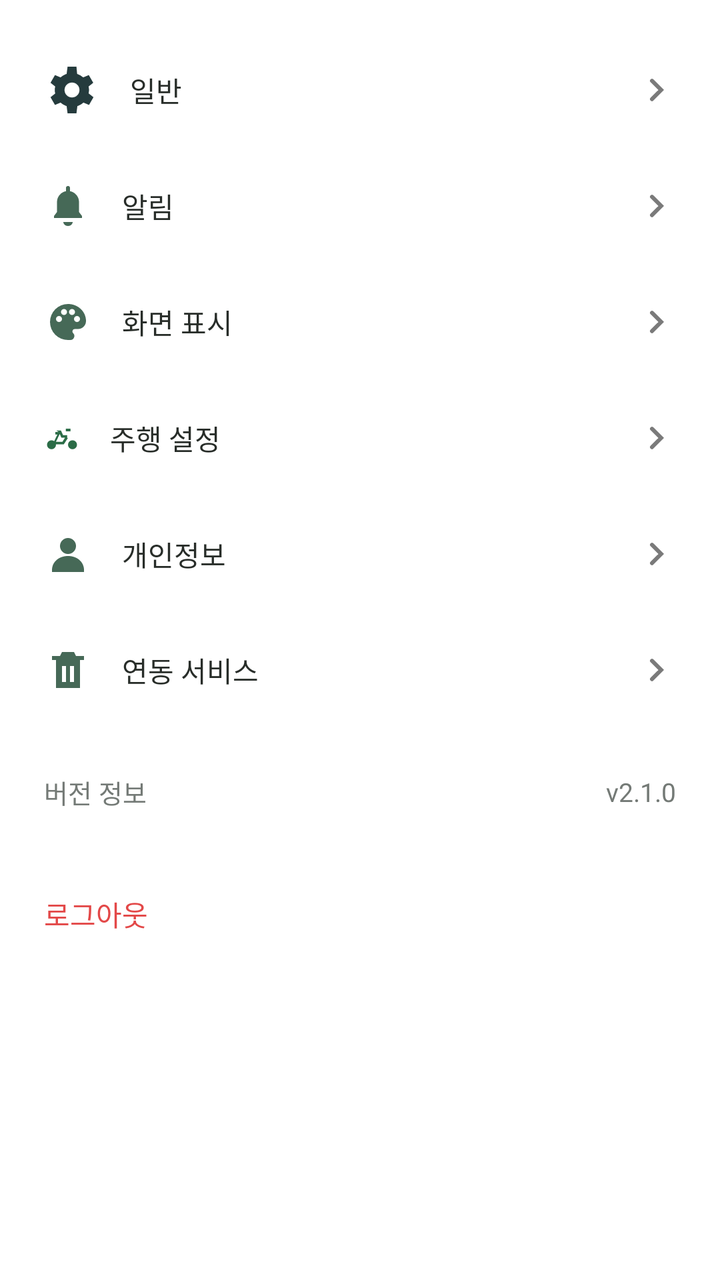
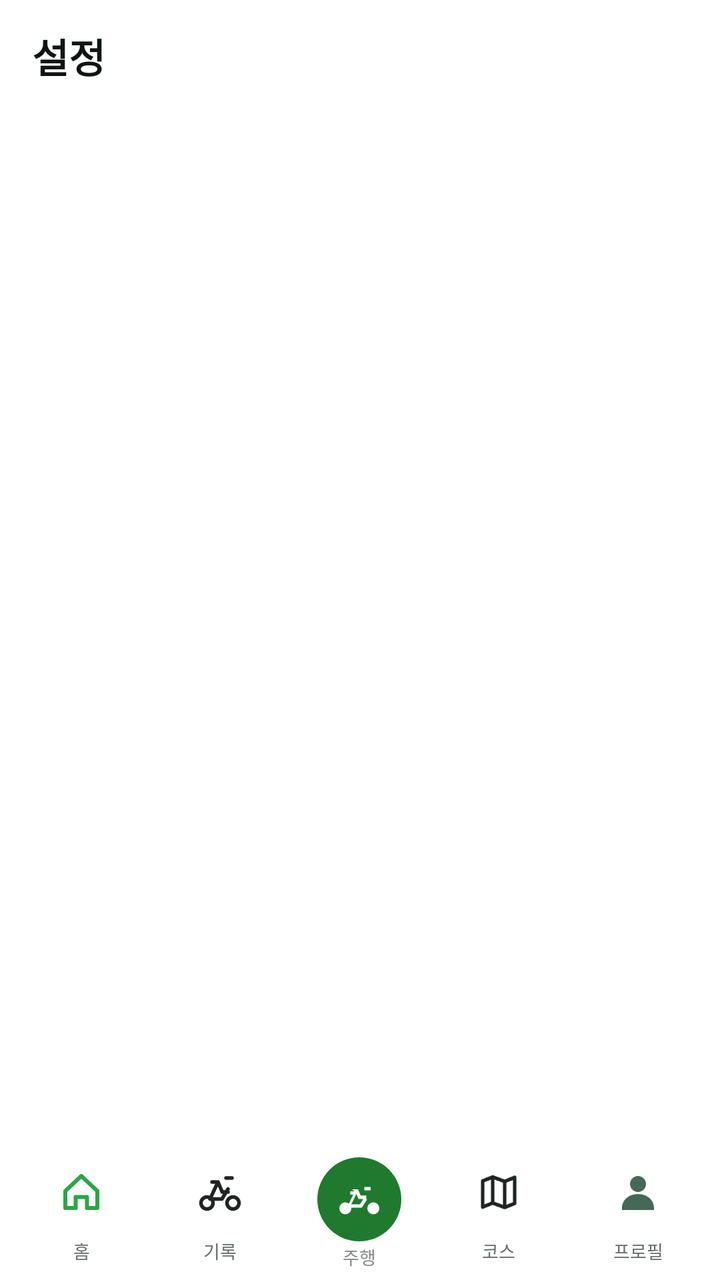

Before-and-after screenshots of an Android layout around one commit, followed by the original layout XML and the change that was made.
<!-- AndroidManifest.xml: application theme AppTheme -->
<!-- res/layout/fragment_app_settings.xml -->
<?xml version="1.0" encoding="utf-8"?>
<LinearLayout xmlns:android="http://schemas.android.com/apk/res/android"
    android:layout_width="match_parent"
    android:layout_height="match_parent"
    android:background="#FFFFFF"
    android:orientation="vertical"
    android:paddingTop="16dp">

    <TextView style="@style/AppSettingsRow" android:drawableStart="@drawable/ic_setting_home" android:text="일반" />
    <TextView style="@style/AppSettingsRow" android:drawableStart="@drawable/profile_ic_bell" android:text="알림" />
    <TextView style="@style/AppSettingsRow" android:drawableStart="@drawable/profile_ic_theme" android:text="화면 표시" />
    <TextView style="@style/AppSettingsRow" android:drawableStart="@drawable/profile_ic_bicycle" android:text="주행 설정" />
    <TextView style="@style/AppSettingsRow" android:drawableStart="@drawable/profile_ic_user" android:text="개인정보" />
    <TextView style="@style/AppSettingsRow" android:drawableStart="@drawable/profile_ic_data" android:text="연동 서비스" />

    <LinearLayout
        android:layout_width="match_parent"
        android:layout_height="64dp"
        android:gravity="center_vertical"
        android:orientation="horizontal"
        android:paddingStart="22dp"
        android:paddingEnd="22dp">
        <TextView android:layout_width="0dp" android:layout_height="wrap_content" android:layout_weight="1" android:text="버전 정보" android:textColor="#747A76" android:textSize="13sp" />
        <TextView android:layout_width="wrap_content" android:layout_height="wrap_content" android:text="v2.1.0" android:textColor="#747A76" android:textSize="13sp" />
    </LinearLayout>

    <TextView
        android:id="@+id/settings_logout"
        android:layout_width="match_parent"
        android:layout_height="58dp"
        android:gravity="center_vertical"
        android:paddingStart="22dp"
        android:text="로그아웃"
        android:textColor="#E34848"
        android:textSize="14sp" />
</LinearLayout>
<!-- resources referenced by this layout -->
<resources>
  <!-- drawable ic_setting_home (drawable) -->
  <vector xmlns:android="http://schemas.android.com/apk/res/android"
      android:width="28dp"
      android:height="28dp"
      android:viewportWidth="24"
      android:viewportHeight="24">
      <path
          android:fillColor="#253B3D"
          android:pathData="M19.1,13.5c0.1,-0.5 0.2,-1 0.2,-1.5s-0.1,-1 -0.2,-1.5l2,-1.6 -1.9,-3.3 -2.4,1a7.8,7.8 0,0 0,-2.6 -1.5L13.9,2h-3.8l-0.4,3.1c-0.9,0.3 -1.8,0.8 -2.6,1.5l-2.4,-1L2.8,8.9l2,1.6c-0.1,0.5 -0.2,1 -0.2,1.5s0.1,1 0.2,1.5l-2,1.6 1.9,3.3 2.4,-1c0.8,0.7 1.7,1.2 2.6,1.5l0.4,3.1h3.8l0.4,-3.1c0.9,-0.3 1.8,-0.8 2.6,-1.5l2.4,1 1.9,-3.3 -2,-1.6zM12,15.2A3.2,3.2 0,1 1,12 8.8a3.2,3.2 0,0 1,0 6.4z" />
  </vector>
  <!-- drawable profile_ic_bell (drawable) -->
  <vector xmlns:android="http://schemas.android.com/apk/res/android"
      android:width="24dp"
      android:height="24dp"
      android:viewportWidth="24"
      android:viewportHeight="24">
      <path
          android:fillColor="#466957"
          android:pathData="M12,22a2.5,2.5 0,0 0,2.4 -2h-4.8A2.5,2.5 0,0 0,12 22zM19,17l-1.5,-2V10a5.5,5.5 0,0 0,-4.5 -5.4V3a1,1 0,0 0,-2 0v1.6A5.5,5.5 0,0 0,6.5 10v5L5,17v1h14v-1z" />
  </vector>
  <!-- drawable profile_ic_data (drawable) -->
  <vector xmlns:android="http://schemas.android.com/apk/res/android"
      android:width="24dp"
      android:height="24dp"
      android:viewportWidth="24"
      android:viewportHeight="24">
      <path
          android:fillColor="#466957"
          android:pathData="M6,7h12v14H6V7zM9,3h6l1,2H8l1,-2zM4,5h16v2H4V5zM9,10v8h2v-8H9zM13,10v8h2v-8h-2z" />
  </vector>
  <!-- drawable profile_ic_theme (drawable) -->
  <vector xmlns:android="http://schemas.android.com/apk/res/android"
      android:width="24dp"
      android:height="24dp"
      android:viewportWidth="24"
      android:viewportHeight="24">
      <path
          android:fillColor="#466957"
          android:pathData="M12,3a9,9 0,0 0,0 18h1.2a2,2 0,0 0,1.4 -3.4,1.2 1.2,0 0,1,0.8 -2.1H17a4,4 0,0 0,4 -4C21,6.8 17,3 12,3zM7.5,12A1.5,1.5 0,1 1,7.5 9a1.5,1.5 0,0 1,0 3zM10,8.5A1.5,1.5 0,1 1,10 5.5a1.5,1.5 0,0 1,0 3zM14,8.5a1.5,1.5 0,1 1,0 -3,1.5 1.5,0 0,1 0,3zM16.5,12a1.5,1.5 0,1 1,0 -3,1.5 1.5,0 0,1 0,3z" />
  </vector>
  <style name="AppSettingsRow">
          <item name="android:layout_width">match_parent</item>
          <item name="android:layout_height">58dp</item>
          <item name="android:background">?android:attr/selectableItemBackground</item>
          <item name="android:drawableEnd">@drawable/profile_ic_chevron</item>
          <item name="android:drawablePadding">15dp</item>
          <item name="android:gravity">center_vertical</item>
          <item name="android:paddingStart">22dp</item>
          <item name="android:paddingEnd">20dp</item>
          <item name="android:textColor">#282D29</item>
          <item name="android:textSize">14sp</item>
      </style>
  <style name="AppTheme" parent="Theme.AppCompat.Light.DarkActionBar">
          
          <item name="colorPrimary">@color/colorPrimary</item>
          <item name="colorPrimaryDark">@color/colorPrimaryDark</item>
          <item name="colorAccent">@color/colorAccent</item>
      </style>
  <!-- drawable profile_ic_chevron (drawable) -->
  <vector xmlns:android="http://schemas.android.com/apk/res/android"
      android:width="24dp"
      android:height="24dp"
      android:viewportWidth="24"
      android:viewportHeight="24">
      <path
          android:fillColor="#7A7A7A"
          android:pathData="M9.29,6.71a1,1 0,0 1,1.42 0L16,12l-5.29,5.29a1,1 0,1 1,-1.42 -1.42L13.17,12 9.29,8.12a1,1 0,0 1,0 -1.41z" />
  </vector>
  <color name="colorPrimary">#181818</color>
  <color name="colorPrimaryDark">#181818</color>
  <color name="colorAccent">#03DAC5</color>
  <!-- unchanged entries left out for length: 2 -->
</resources>

<!-- the commit's change to res/layout/fragment_app_settings.xml (unified diff, before → after) -->
@@ -1,36 +1,132 @@
+<?xml version="1.0" encoding="utf-8"?>
+<androidx.constraintlayout.widget.ConstraintLayout
+    xmlns:android="http://schemas.android.com/apk/res/android"
+    xmlns:app="http://schemas.android.com/apk/res-auto"
+    android:layout_width="match_parent"
+    android:layout_height="match_parent"
+    android:background="#F5F7F6">
+
+    <LinearLayout
+        android:id="@+id/settings_toolbar"
+        android:layout_width="0dp"
+        android:layout_height="56dp"
+        android:background="#FFFFFF"
+        android:gravity="center_vertical"
+        android:orientation="horizontal"
+        android:paddingEnd="16dp"
+        app:layout_constraintEnd_toEndOf="parent"
+        app:layout_constraintStart_toStartOf="parent"
+        app:layout_constraintTop_toTopOf="parent">
+
+        <ImageButton
+            android:id="@+id/settings_back"
+            android:layout_width="48dp"
+            android:layout_height="match_parent"
+            android:background="?android:attr/selectableItemBackgroundBorderless"
+            android:contentDescription="뒤로"
+            android:padding="14dp"
+            android:src="@drawable/settings_ic_back"
+            android:visibility="gone" />
+
+        <TextView
+            android:id="@+id/settings_title"
+            android:layout_width="0dp"
+            android:layout_height="wrap_content"
+            android:layout_marginStart="16dp"
+            android:layout_weight="1"
+            android:text="설정"
+            android:textColor="#101512"
+            android:textSize="20sp"
+            android:textStyle="bold" />
+    </LinearLayout>
+
+    <ScrollView
+        android:id="@+id/settings_scroll"
+        android:layout_width="0dp"
+        android:layout_height="0dp"
+        android:fillViewport="true"
+        android:overScrollMode="never"
+        app:layout_constraintBottom_toTopOf="@id/settings_bottom_nav"
+        app:layout_constraintEnd_toEndOf="parent"
+        app:layout_constraintStart_toStartOf="parent"
+        app:layout_constraintTop_toBottomOf="@id/settings_toolbar">
+
+        <LinearLayout
+            android:id="@+id/settings_content"
+            android:layout_width="match_parent"
+            android:layout_height="wrap_content"
+            android:background="#FFFFFF"
+            android:orientation="vertical" />
+    </ScrollView>
+
+    <include
+        android:id="@+id/settings_bottom_nav"
+        layout="@layout/trailgo_bottom_nav"
+        android:layout_width="0dp"
+        android:layout_height="66dp"
+        app:layout_constraintBottom_toBottomOf="parent"
+        app:layout_constraintEnd_toEndOf="parent"
+        app:layout_constraintStart_toStartOf="parent" />
+</androidx.constraintlayout.widget.ConstraintLayout>
+<!-- res/layout/trailgo_bottom_nav.xml (included above) -->
 <?xml version="1.0" encoding="utf-8"?>
 <LinearLayout xmlns:android="http://schemas.android.com/apk/res/android"
     android:layout_width="match_parent"
-    android:layout_height="match_parent"
+    android:layout_height="66dp"
     android:background="#FFFFFF"
-    android:orientation="vertical"
-    android:paddingTop="16dp">
+    android:gravity="center"
+    android:orientation="horizontal"
+    android:paddingStart="6dp"
+    android:paddingEnd="6dp">
 
-    <TextView style="@style/AppSettingsRow" android:drawableStart="@drawable/ic_setting_home" android:text="일반" />
-    <TextView style="@style/AppSettingsRow" android:drawableStart="@drawable/profile_ic_bell" android:text="알림" />
-    <TextView style="@style/AppSettingsRow" android:drawableStart="@drawable/profile_ic_theme" android:text="화면 표시" />
-    <TextView style="@style/AppSettingsRow" android:drawableStart="@drawable/profile_ic_bicycle" android:text="주행 설정" />
-    <TextView style="@style/AppSettingsRow" android:drawableStart="@drawable/profile_ic_user" android:text="개인정보" />
-    <TextView style="@style/AppSettingsRow" android:drawableStart="@drawable/profile_ic_data" android:text="연동 서비스" />
+    <TextView
+        android:id="@+id/bottom_nav_home"
+        style="@style/TrailGoBottomNavItem"
+        android:drawableTop="@drawable/drawer_ic_home_custom"
+        android:text="홈" />
+
+    <TextView
+        android:id="@+id/bottom_nav_records"
+        style="@style/TrailGoBottomNavItem"
+        android:drawableTop="@drawable/drawer_ic_bike_custom"
+        android:text="기록" />
 
     <LinearLayout
-        android:layout_width="match_parent"
-        android:layout_height="64dp"
-        android:gravity="center_vertical"
-        android:orientation="horizontal"
-        android:paddingStart="22dp"
-        android:paddingEnd="22dp">
-        <TextView android:layout_width="0dp" android:layout_height="wrap_content" android:layout_weight="1" android:text="버전 정보" android:textColor="#747A76" android:textSize="13sp" />
-        <TextView android:layout_width="wrap_content" android:layout_height="wrap_content" android:text="v2.1.0" android:textColor="#747A76" android:textSize="13sp" />
+        android:id="@+id/bottom_nav_ride"
+        android:layout_width="0dp"
+        android:layout_height="match_parent"
+        android:layout_weight="1"
+        android:clickable="true"
+        android:focusable="true"
+        android:gravity="center"
+        android:orientation="vertical">
+
+        <ImageView
+            android:layout_width="42dp"
+            android:layout_height="42dp"
+            android:background="@drawable/trailgo_nav_ride_bg"
+            android:padding="9dp"
+            android:src="@drawable/profile_ic_bicycle"
+            android:tint="#FFFFFF" />
+
+        <TextView
+            android:layout_width="wrap_content"
+            android:layout_height="wrap_content"
+            android:layout_marginTop="1dp"
+            android:text="주행"
+            android:textColor="#858B86"
+            android:textSize="9sp" />
     </LinearLayout>
 
     <TextView
-        android:id="@+id/settings_logout"
-        android:layout_width="match_parent"
-        android:layout_height="58dp"
-        android:gravity="center_vertical"
-        android:paddingStart="22dp"
-        android:text="로그아웃"
-        android:textColor="#E34848"
-        android:textSize="14sp" />
+        android:id="@+id/bottom_nav_course"
+        style="@style/TrailGoBottomNavItem"
+        android:drawableTop="@drawable/drawer_ic_map_custom"
+        android:text="코스" />
+
+    <TextView
+        android:id="@+id/bottom_nav_profile"
+        style="@style/TrailGoBottomNavItem"
+        android:drawableTop="@drawable/profile_ic_user"
+        android:text="프로필" />
 </LinearLayout>
<!-- resource entries referenced after the edit -->
@@ -1,56 +1,71 @@
 <!-- resources referenced by this layout -->
 <resources>
-  <!-- drawable ic_setting_home (drawable) -->
-  <vector xmlns:android="http://schemas.android.com/apk/res/android"
-      android:width="28dp"
-      android:height="28dp"
-      android:viewportWidth="24"
-      android:viewportHeight="24">
-      <path
-          android:fillColor="#253B3D"
-          android:pathData="M19.1,13.5c0.1,-0.5 0.2,-1 0.2,-1.5s-0.1,-1 -0.2,-1.5l2,-1.6 -1.9,-3.3 -2.4,1a7.8,7.8 0,0 0,-2.6 -1.5L13.9,2h-3.8l-0.4,3.1c-0.9,0.3 -1.8,0.8 -2.6,1.5l-2.4,-1L2.8,8.9l2,1.6c-0.1,0.5 -0.2,1 -0.2,1.5s0.1,1 0.2,1.5l-2,1.6 1.9,3.3 2.4,-1c0.8,0.7 1.7,1.2 2.6,1.5l0.4,3.1h3.8l0.4,-3.1c0.9,-0.3 1.8,-0.8 2.6,-1.5l2.4,1 1.9,-3.3 -2,-1.6zM12,15.2A3.2,3.2 0,1 1,12 8.8a3.2,3.2 0,0 1,0 6.4z" />
-  </vector>
-  <!-- drawable profile_ic_bell (drawable) -->
+  <!-- drawable drawer_ic_bike_custom (drawable) -->
   <vector xmlns:android="http://schemas.android.com/apk/res/android"
       android:width="24dp"
       android:height="24dp"
       android:viewportWidth="24"
       android:viewportHeight="24">
       <path
-          android:fillColor="#466957"
-          android:pathData="M12,22a2.5,2.5 0,0 0,2.4 -2h-4.8A2.5,2.5 0,0 0,12 22zM19,17l-1.5,-2V10a5.5,5.5 0,0 0,-4.5 -5.4V3a1,1 0,0 0,-2 0v1.6A5.5,5.5 0,0 0,6.5 10v5L5,17v1h14v-1z" />
+          android:fillColor="#00000000"
+          android:pathData="M5.5,17.5m-3,0a3,3 0,1 1,6 0a3,3 0,1 1,-6 0M18.5,17.5m-3,0a3,3 0,1 1,6 0a3,3 0,1 1,-6 0M8,7h3l2.1,5H16M11,7l-4,8.5h6l3,-5M15,5h3"
+          android:strokeWidth="1.8"
+          android:strokeColor="#202423"
+          android:strokeLineJoin="round"
+          android:strokeLineCap="round" />
   </vector>
-  <!-- drawable profile_ic_data (drawable) -->
+  <!-- drawable drawer_ic_home_custom (drawable) -->
   <vector xmlns:android="http://schemas.android.com/apk/res/android"
       android:width="24dp"
       android:height="24dp"
       android:viewportWidth="24"
       android:viewportHeight="24">
       <path
-          android:fillColor="#466957"
-          android:pathData="M6,7h12v14H6V7zM9,3h6l1,2H8l1,-2zM4,5h16v2H4V5zM9,10v8h2v-8H9zM13,10v8h2v-8h-2z" />
+          android:fillColor="#00000000"
+          android:pathData="M4,11.5L12,4l8,7.5V20h-5.2v-5.5H9.2V20H4z"
+          android:strokeWidth="2"
+          android:strokeColor="#28A745"
+          android:strokeLineJoin="round"
+          android:strokeLineCap="round" />
   </vector>
-  <!-- drawable profile_ic_theme (drawable) -->
+  <!-- drawable drawer_ic_map_custom (drawable) -->
   <vector xmlns:android="http://schemas.android.com/apk/res/android"
       android:width="24dp"
       android:height="24dp"
       android:viewportWidth="24"
       android:viewportHeight="24">
       <path
-          android:fillColor="#466957"
-          android:pathData="M12,3a9,9 0,0 0,0 18h1.2a2,2 0,0 0,1.4 -3.4,1.2 1.2,0 0,1,0.8 -2.1H17a4,4 0,0 0,4 -4C21,6.8 17,3 12,3zM7.5,12A1.5,1.5 0,1 1,7.5 9a1.5,1.5 0,0 1,0 3zM10,8.5A1.5,1.5 0,1 1,10 5.5a1.5,1.5 0,0 1,0 3zM14,8.5a1.5,1.5 0,1 1,0 -3,1.5 1.5,0 0,1 0,3zM16.5,12a1.5,1.5 0,1 1,0 -3,1.5 1.5,0 0,1 0,3z" />
+          android:fillColor="#00000000"
+          android:pathData="M4,6.5l5,-2 6,2.2 5,-2v13l-5,2 -6,-2.2 -5,2zM9,4.5v13M15,6.7v13"
+          android:strokeWidth="1.8"
+          android:strokeColor="#202423"
+          android:strokeLineJoin="round"
+          android:strokeLineCap="round" />
   </vector>
-  <style name="AppSettingsRow">
-          <item name="android:layout_width">match_parent</item>
-          <item name="android:layout_height">58dp</item>
-          <item name="android:background">?android:attr/selectableItemBackground</item>
-          <item name="android:drawableEnd">@drawable/profile_ic_chevron</item>
-          <item name="android:drawablePadding">15dp</item>
-          <item name="android:gravity">center_vertical</item>
-          <item name="android:paddingStart">22dp</item>
-          <item name="android:paddingEnd">20dp</item>
-          <item name="android:textColor">#282D29</item>
-          <item name="android:textSize">14sp</item>
+  <!-- drawable settings_ic_back (drawable) -->
+  <vector xmlns:android="http://schemas.android.com/apk/res/android"
+      android:width="24dp"
+      android:height="24dp"
+      android:viewportWidth="24"
+      android:viewportHeight="24">
+      <path android:fillColor="#18201B" android:pathData="M20,11H7.83l5.59,-5.59L12,4l-8,8 8,8 1.42,-1.41L7.83,13H20v-2z" />
+  </vector>
+  <!-- drawable trailgo_nav_ride_bg (drawable) -->
+  <?xml version="1.0" encoding="utf-8"?>
+  <shape xmlns:android="http://schemas.android.com/apk/res/android" android:shape="oval">
+      <solid android:color="#1F7A2E" />
+  </shape>
+  <style name="TrailGoBottomNavItem">
+          <item name="android:layout_width">0dp</item>
+          <item name="android:layout_height">match_parent</item>
+          <item name="android:layout_weight">1</item>
+          <item name="android:clickable">true</item>
+          <item name="android:focusable">true</item>
+          <item name="android:drawablePadding">3dp</item>
+          <item name="android:gravity">center</item>
+          <item name="android:paddingTop">10dp</item>
+          <item name="android:textColor">#666D68</item>
+          <item name="android:textSize">9sp</item>
       </style>
   <style name="AppTheme" parent="Theme.AppCompat.Light.DarkActionBar">
           
@@ -58,16 +73,6 @@
           <item name="colorPrimaryDark">@color/colorPrimaryDark</item>
           <item name="colorAccent">@color/colorAccent</item>
       </style>
-  <!-- drawable profile_ic_chevron (drawable) -->
-  <vector xmlns:android="http://schemas.android.com/apk/res/android"
-      android:width="24dp"
-      android:height="24dp"
-      android:viewportWidth="24"
-      android:viewportHeight="24">
-      <path
-          android:fillColor="#7A7A7A"
-          android:pathData="M9.29,6.71a1,1 0,0 1,1.42 0L16,12l-5.29,5.29a1,1 0,1 1,-1.42 -1.42L13.17,12 9.29,8.12a1,1 0,0 1,0 -1.41z" />
-  </vector>
   <color name="colorPrimary">#181818</color>
   <color name="colorPrimaryDark">#181818</color>
   <color name="colorAccent">#03DAC5</color>
